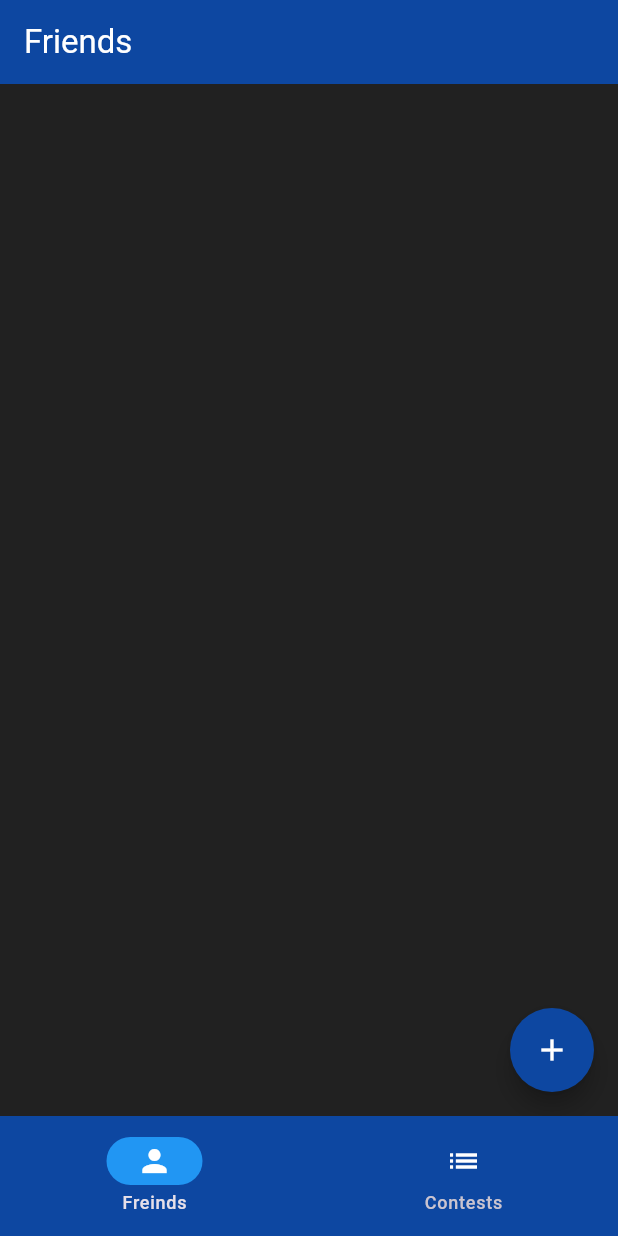
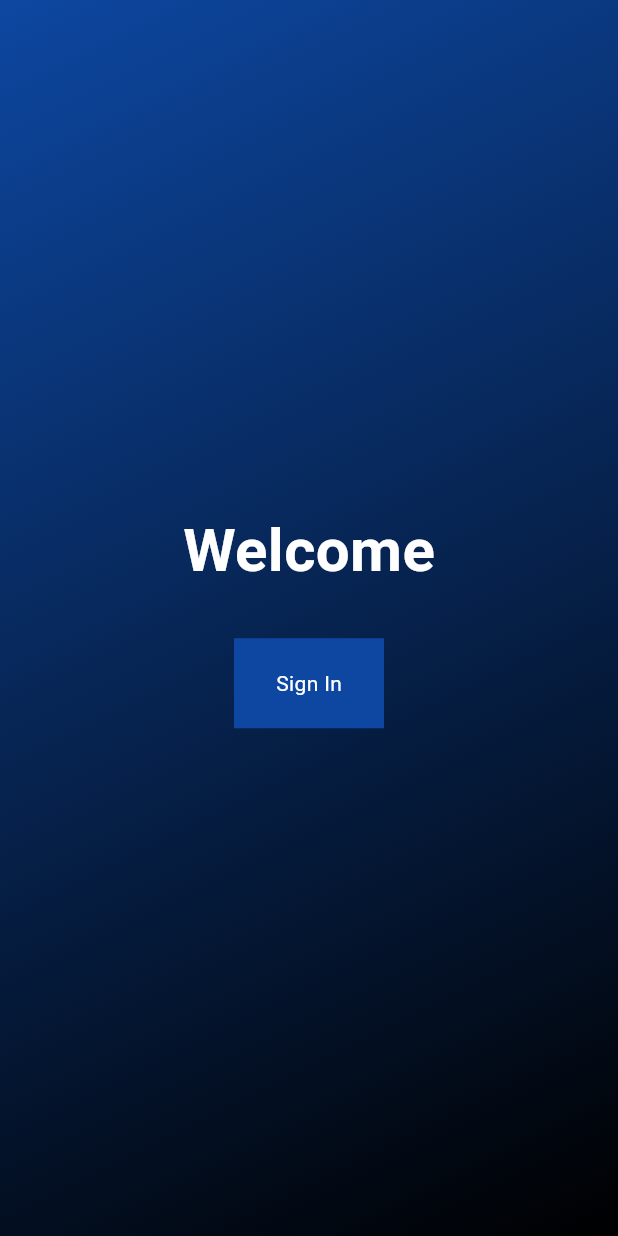
Before and after one commit to Keshav798/CodeStats, a Flutter app: the screen it shows after launch, on a phone screen of 412 x 824 dp. Run offline on Flutter 3.47's test engine with Material 3 defaults, Android fonts, the phone set to English and light mode, and no system bars; our stand-ins replace firebase_auth, firebase_core, flutter_local_notifications, fluttertoast, google_sign_in, pie_chart and 3 more; missing offline and left inert: card_slider; accounts and stored records are empty.

Commit message:
google sign in

```diff
--- a/lib/Utils/Components/platformCard.dart
+++ b/lib/Utils/Components/platformCard.dart
@@ -39,7 +39,7 @@ class PlatformCard extends StatelessWidget {
                   alignment : Alignment.bottomRight,
                   child : Image.asset(
                       imagePath,
-                      height : MediaQuery.of(context).size.height*0.13,
+                      height : MediaQuery.of(context).size.height*0.09,
                       width : MediaQuery.of(context).size.width*0.25
                   )
                 )
--- a/lib/main.dart
+++ b/lib/main.dart
@@ -1,9 +1,12 @@
+import 'package:firebase_core/firebase_core.dart';
 import 'package:flutter/material.dart';
 import 'package:leetcodestats/Utils/notification_helper.dart';
+import 'package:leetcodestats/screens/sign_in.dart';
 import 'package:leetcodestats/screens/splash_screen.dart';
 
 void main() async{
 	WidgetsFlutterBinding.ensureInitialized();
+	await Firebase.initializeApp();
 	await LocalNotifications.init();
 	//tz.initializeTimeZones();
 	runApp(MyApp());
@@ -26,7 +29,7 @@ class _MyAppState extends State<MyApp> {
 				primarySwatch: Colors.blue,
 				),
 			// A widget which will be started on application startup
-			home: SplashScreen(),
+			home: SplashScreen()
 			);
 	}
 }
--- /dev/null
+++ b/lib/screens/direct_page.dart
@@ -0,0 +1,33 @@
+import 'package:firebase_auth/firebase_auth.dart';
+import 'package:flutter/material.dart';
+import 'package:leetcodestats/screens/sign_in.dart';
+
+import 'bottomNavigationBar.dart';
+class DirectPage extends StatefulWidget {
+  const DirectPage({super.key});
+
+  @override
+  State<DirectPage> createState() => _DirectPageState();
+}
+
+class _DirectPageState extends State<DirectPage> {
+  @override
+  Widget build(BuildContext context) {
+    return MaterialApp(
+      home: StreamBuilder(
+        stream: FirebaseAuth.instance.authStateChanges(),
+        builder: (context,snapshot){
+          if(snapshot.connectionState==ConnectionState.waiting){
+            return Center(child: CircularProgressIndicator(),);
+          }else if(snapshot.hasData){
+            return BottomBar();
+          }else if(snapshot.hasError){
+            return Center(child: Text("Something went wrong"),);
+          }else{
+            return SignInPage();
+          }
+        }
+      ),
+    );
+  }
+}
--- /dev/null
+++ b/lib/screens/sign_in.dart
@@ -0,0 +1,54 @@
+import 'package:flutter/material.dart';
+import 'package:leetcodestats/Utils/Google/google_sign_in.dart';
+import 'package:leetcodestats/Utils/constants.dart';
+
+import 'direct_page.dart';
+class SignInPage extends StatefulWidget {
+  const SignInPage({super.key});
+
+  @override
+  State<SignInPage> createState() => _SignInPageState();
+}
+
+class _SignInPageState extends State<SignInPage> {
+  @override
+  Widget build(BuildContext context) {
+    return Scaffold(
+      body: Container(
+        decoration: BoxDecoration(
+          gradient: LinearGradient(
+              begin: Alignment.topLeft,
+              end: Alignment.bottomRight,
+              colors: [Constants.foregroundColor!,Colors.black]
+          )
+        ),
+        child: Column(
+          mainAxisAlignment: MainAxisAlignment.center,
+          crossAxisAlignment: CrossAxisAlignment.center,
+          children: [
+            Center(
+              child: Text(
+                "Welcome",
+                style: TextStyle(fontWeight: FontWeight.bold, fontSize: 40,color: Constants.foregroundColorText),
+              ),
+            ),
+            SizedBox(height: 30,),
+            GestureDetector(
+                onTap: () async {
+                  await GoogleSignInHelper.signIn();
+                  Navigator.pushReplacement(
+                      context, MaterialPageRoute(builder: (context) => DirectPage()));
+                },
+                child: Container(
+                  color: Constants.foregroundColor,
+                  height: 60,
+                  width: 100,
+                  child: Center(child: Text("Sign In",style: TextStyle(color: Constants.foregroundColorText),)),
+                )
+            )
+          ],
+        ),
+      ),
+    );
+  }
+}
--- a/pubspec.yaml
+++ b/pubspec.yaml
@@ -18,10 +18,14 @@ environment:
 
 dependencies:
   card_slider: ^1.0.5
+  change_app_package_name: ^1.1.0
+  firebase_auth: ^4.19.0
+  firebase_core: ^2.28.0
   flutter:
     sdk: flutter
   flutter_local_notifications: ^16.3.2
   flutter_timezone: ^1.0.8
+  google_sign_in: ^6.2.1
   rxdart: ^0.27.7
   url_launcher: ^6.2.4
 
```
Also changed, not shown: lib/Utils/Google/google_sign_in.dart (added, +21 -0 lines), lib/screens/Users/user_list.dart (+18 -1 lines), lib/screens/splash_screen.dart (+47 -26 lines), pubspec.lock, 12 other files.
